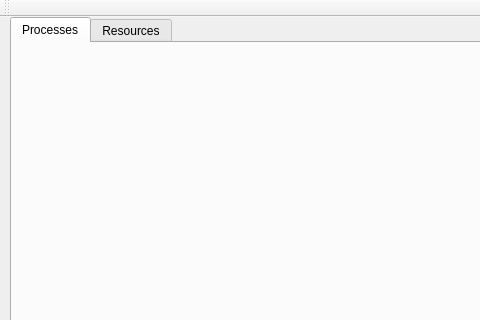
This is mainwindow.ui in stoic1979/QtSysMonitor as Qt 5 draws it before an edit; both pictures show x 0 to 480 and y 0 to 320 of the 764 by 484 pixel window. The edited form follows.
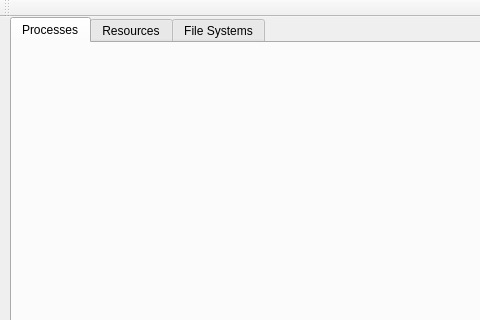
This is the edited form. The open tabs and pages were chosen to show the change.

Commit message: file system widget in ui

What changed in the file:
```diff
--- a/mainwindow.ui
+++ b/mainwindow.ui
@@ -39,6 +39,11 @@
       <string>Resources</string>
      </attribute>
     </widget>
+    <widget class="QWidget" name="tabFileSystems">
+     <attribute name="title">
+      <string>File Systems</string>
+     </attribute>
+    </widget>
    </widget>
   </widget>
   <widget class="QMenuBar" name="menuBar">
```
Left out of the diff: 2 changed lines with no effect on the pictures.
